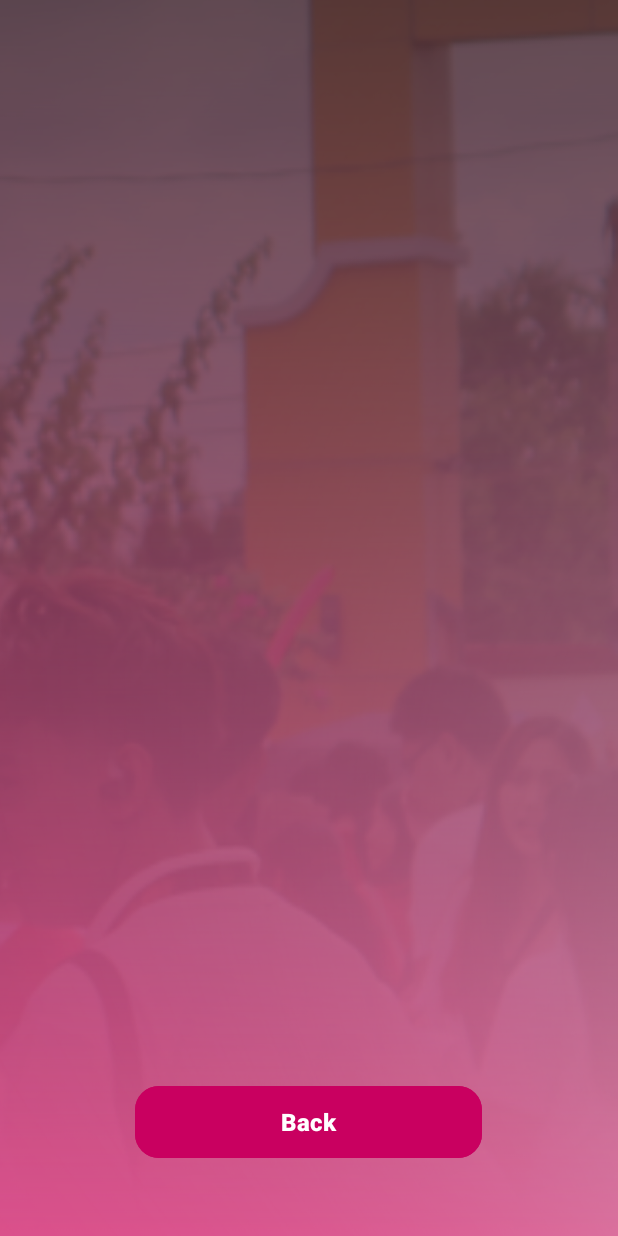
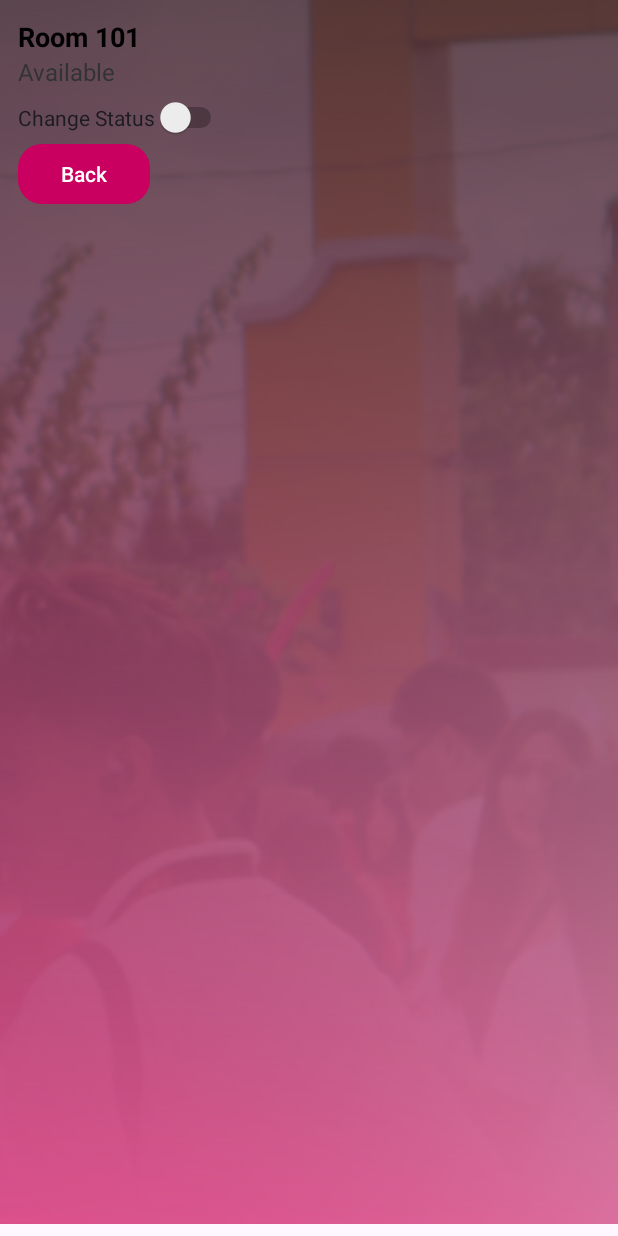
Before and after one commit to vondracmon/CampusGo, an Android app: the AdminView screen opened directly, with no data from a screen before it, in the side drawer, after a tap on "Room Availability", on a phone screen of 412 x 824 dp. Run offline under Robolectric (Android 15) with nearby library versions, the phone set to English and light mode, and no system bars; our stand-ins replace Firebase (no records; nobody signed in at launch, a user with empty details on screens opened directly); 1 statement that could not run was skipped.

Commit message:
checking for username
partially correct and some changes on xml activity_room_available

```diff
--- a/app/src/main/java/com/example/campusgo/AdminView.java
+++ b/app/src/main/java/com/example/campusgo/AdminView.java
@@ -39,6 +39,7 @@ public class AdminView extends AppCompatActivity {
         super.onCreate(savedInstanceState);
         setContentView(R.layout.activity_admin_view);
 
+        // Setup UI components
         drawerLayout = findViewById(R.id.drawer_layout);
         navView = findViewById(R.id.nav_view);
         Toolbar toolbar = findViewById(R.id.toolbar);
@@ -50,6 +51,7 @@ public class AdminView extends AppCompatActivity {
         drawerLayout.addDrawerListener(toggle);
         toggle.syncState();
 
+        // Init inputs & buttons
         emailInput = findViewById(R.id.emailInput);
         passwordInput = findViewById(R.id.passwordInput);
         registerBtn = findViewById(R.id.registerBtn);
@@ -59,22 +61,27 @@ public class AdminView extends AppCompatActivity {
         logoutBtn = findViewById(R.id.logoutBtn);
         userRecyclerView = findViewById(R.id.userRecyclerView);
 
+        // Firebase
         auth = FirebaseAuth.getInstance();
         databaseReference = FirebaseDatabase.getInstance().getReference("Users");
 
+        // Setup RecyclerView
         userList = new ArrayList<>();
         userAdapter = new UserAdapter(userList);
         userRecyclerView.setLayoutManager(new LinearLayoutManager(this));
         userRecyclerView.setAdapter(userAdapter);
 
+        // Load existing users
         fetchUsers();
 
+        // Button listeners
         registerBtn.setOnClickListener(v -> registerUser());
         loginBtn.setOnClickListener(v -> loginUser());
         updateEmailBtn.setOnClickListener(v -> updateEmail());
         deleteUserBtn.setOnClickListener(v -> deleteUser());
         logoutBtn.setOnClickListener(v -> logoutUser());
 
+        // Navigation drawer logic
         navView.setNavigationItemSelectedListener(item -> {
             drawerLayout.closeDrawer(GravityCompat.START);
             int id = item.getItemId();
@@ -83,7 +90,7 @@ public class AdminView extends AppCompatActivity {
                 Toast.makeText(this, "Manage Users", Toast.LENGTH_SHORT).show();
             } else if (id == R.id.nav_rooms) {
                 Intent intent = new Intent(this, room_available.class);
-                intent.putExtra("isAdmin", true); // ✅ tell room screen admin is true
+                intent.putExtra("isAdmin", true);
                 startActivity(intent);
             } else if (id == R.id.nav_calendar) {
                 startActivity(new Intent(this, AdminCalendar.class));
@@ -132,7 +139,7 @@ public class AdminView extends AppCompatActivity {
                 .addOnSuccessListener(authResult -> {
                     Toast.makeText(this, "Logged in Successfully!", Toast.LENGTH_SHORT).show();
                     Intent intent = new Intent(this, room_available.class);
-                    intent.putExtra("isAdmin", true); // ✅ hardcoded admin
+                    intent.putExtra("isAdmin", true);
                     startActivity(intent);
                     finish();
                 })
--- a/app/src/main/java/com/example/campusgo/getRoom.java
+++ b/app/src/main/java/com/example/campusgo/getRoom.java
@@ -3,26 +3,32 @@ package com.example.campusgo;
 public class getRoom {
     private String room;
     private String availability;
+    private String username;
 
     public getRoom() {} // Needed for Firebase
 
-    public getRoom(String room, String availability) {
+    public getRoom(String room, String availability, String username) {
         this.room = room;
         this.availability = availability;
+        this.username = username;
     }
 
+    public String getUsername() {
+        return username;
+    }
     public String getRoom() {
         return room;
     }
-
     public String getAvailability() {
         return availability;
     }
 
+    public void setUsername(String username) {
+        this.username = username;
+    }
     public void setRoom(String room) {
         this.room = room;
     }
-
     public void setAvailability(String availability) {
         this.availability = availability;
     }
--- a/app/src/main/java/com/example/campusgo/room_available.java
+++ b/app/src/main/java/com/example/campusgo/room_available.java
@@ -8,14 +8,19 @@ import android.widget.LinearLayout;
 import android.widget.Switch;
 import android.widget.TextView;
 import android.widget.Toast;
+
 import androidx.appcompat.app.AppCompatActivity;
+
+import com.google.firebase.auth.FirebaseAuth;
+import com.google.firebase.auth.FirebaseUser;
 import com.google.firebase.database.*;
 
 public class room_available extends AppCompatActivity {
 
-    private boolean isAdmin = false; // 🔧 default false
+    private boolean isAdmin = false;
     private LinearLayout mainLayout;
     private DatabaseReference roomRef;
+    private FirebaseUser currentUser;
 
     @Override
     protected void onCreate(Bundle savedInstanceState) {
@@ -24,17 +29,31 @@ public class room_available extends AppCompatActivity {
 
         mainLayout = findViewById(R.id.main);
         roomRef = FirebaseDatabase.getInstance().getReference("rooms");
-
-        // 🔧 get admin flag from intent
+        currentUser = FirebaseAuth.getInstance().getCurrentUser();
         isAdmin = getIntent().getBooleanExtra("isAdmin", false);
-
-        fetchRooms();
 
         Button backButton = findViewById(R.id.backButton);
         backButton.setOnClickListener(v -> onBackPressed());
+
+        if (currentUser != null && isAdmin) {
+            DatabaseReference userRef = FirebaseDatabase.getInstance()
+                    .getReference("Users")
+                    .child(currentUser.getUid())
+                    .child("username");
+
+            userRef.get().addOnSuccessListener(dataSnapshot -> {
+                String username = dataSnapshot.getValue(String.class);
+                fetchRooms(username);
+            }).addOnFailureListener(e -> {
+                Toast.makeText(this, "Failed to fetch username", Toast.LENGTH_SHORT).show();
+                fetchRooms("Unknown");
+            });
+        } else {
+            fetchRooms(null); // for non-admin users
+        }
     }
 
-    private void fetchRooms() {
+    private void fetchRooms(String username) {
         mainLayout.removeAllViews();
         LayoutInflater inflater = LayoutInflater.from(this);
 
@@ -60,12 +79,21 @@ public class room_available extends AppCompatActivity {
                         switchStatus.setOnCheckedChangeListener((buttonView, isChecked) -> {
                             String newStatus = isChecked ? "Available" : "In Class";
                             tvAvailability.setText(newStatus);
+
+                            // Update room availability
                             roomRef.child(room.getRoom()).child("availability").setValue(newStatus)
                                     .addOnSuccessListener(unused -> Toast.makeText(this, "Updated!", Toast.LENGTH_SHORT).show())
                                     .addOnFailureListener(e -> Toast.makeText(this, "Failed to update", Toast.LENGTH_SHORT).show());
+
+                            // get admin who set it to "In Class"
+                            if (!isChecked && username != null) {
+                                roomRef.child(room.getRoom()).child("markedBy").setValue(username);
+                            } else if (isChecked) {
+                                roomRef.child(room.getRoom()).child("markedBy").removeValue();
+                            }
                         });
                     } else {
-                        switchStatus.setVisibility(View.GONE); // hide switch for non-admin
+                        switchStatus.setVisibility(View.GONE);
                     }
 
                     mainLayout.addView(roomView);
--- a/app/src/main/res/layout/activity_room_available.xml
+++ b/app/src/main/res/layout/activity_room_available.xml
@@ -1,36 +1,49 @@
-<?xml version="1.0" encoding="utf-8"?>
-<RelativeLayout xmlns:android="http://schemas.android.com/apk/res/android"
+<LinearLayout xmlns:android="http://schemas.android.com/apk/res/android"
+    android:orientation="vertical"
+    android:padding="12dp"
     android:layout_width="match_parent"
-    android:layout_height="match_parent"
-    android:padding="8dp"
-    android:background="@drawable/home_bg">
+    android:layout_height="wrap_content"
+    android:background="@drawable/home_bg"
+    android:layout_marginBottom="8dp">
 
-    <ScrollView
-        android:layout_width="match_parent"
-        android:layout_height="0dp"
-        android:layout_alignParentTop="true"
-        android:layout_above="@id/backButton"
-        android:padding="8dp">
+    <TextView
+        android:id="@+id/roomNumber"
+        android:layout_width="wrap_content"
+        android:layout_height="wrap_content"
+        android:text="Room 101"
+        android:textSize="18sp"
+        android:textStyle="bold"
+        android:textColor="#000000"/>
 
-        <LinearLayout
-            android:id="@+id/main"
-            android:layout_width="match_parent"
-            android:layout_height="wrap_content"
-            android:orientation="vertical"
-            android:padding="8dp" />
-    </ScrollView>
+    <TextView
+        android:id="@+id/availablility"
+        android:layout_width="wrap_content"
+        android:layout_height="wrap_content"
+        android:text="Available"
+        android:textSize="16sp"
+        android:textColor="#333333"/>
+
+    <!-- 🆕 Add this -->
+    <TextView
+        android:id="@+id/markedByText"
+        android:layout_width="wrap_content"
+        android:layout_height="wrap_content"
+        android:text="Marked by: AdminName"
+        android:textSize="14sp"
+        android:textColor="#888888"
+        android:visibility="gone" />
+
+    <Switch
+        android:id="@+id/statusSwitch"
+        android:layout_width="wrap_content"
+        android:layout_height="wrap_content"
+        android:text="Change Status"
+        android:layout_marginTop="6dp"/>
 
     <Button
         android:id="@+id/backButton"
-        android:layout_width="231dp"
-        android:layout_height="56dp"
-        android:layout_centerHorizontal="true"
-        android:layout_alignParentBottom="true"
-        android:layout_marginBottom="40dp"
-        android:backgroundTint="#c90060"
-        android:text="Back"
-        android:textColor="#fff"
-        android:textSize="16sp"
-        android:textStyle="bold" />
+        android:layout_width="wrap_content"
+        android:layout_height="wrap_content"
+        android:text="Back" />
 
-</RelativeLayout>
+</LinearLayout>
```
